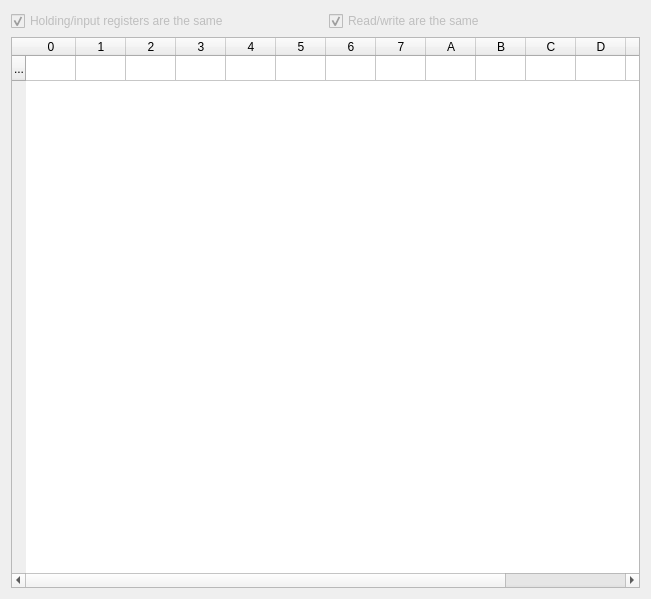
EuphoricCatface/ModbusRTUSniffer-PySide, file device_value_table.ui: the form before one commit.
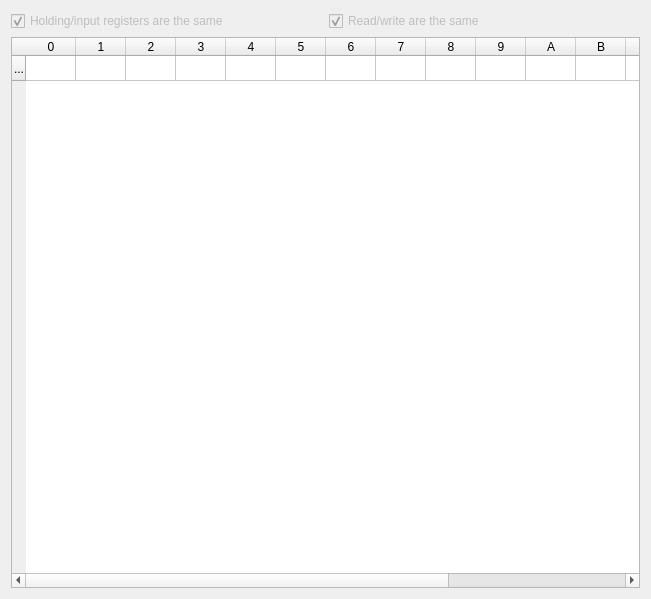
The form after the commit.

Diff of the .ui file:
```diff
--- a/device_value_table.ui
+++ b/device_value_table.ui
@@ -89,6 +89,16 @@
        <string>7</string>
       </property>
      </column>
+     <column>
+      <property name="text">
+       <string>8</string>
+      </property>
+     </column>
+     <column>
+      <property name="text">
+       <string>9</string>
+      </property>
+     </column>
      <column>
       <property name="text">
        <string>A</string>
```
